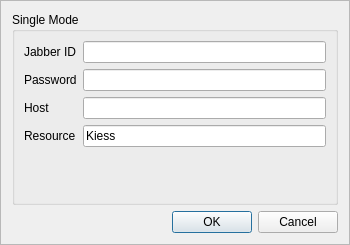
Above: src/gui/kSingleWidget.ui from pasnox/kiess before the change. Below: the same form after it.
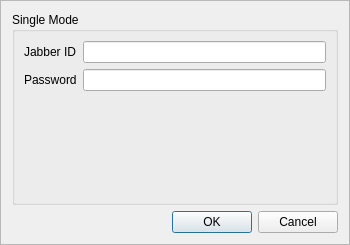
That is the form after the change. Custom widgets are drawn as their Qt base class.

```diff
--- a/src/gui/kSingleWidget.ui
+++ b/src/gui/kSingleWidget.ui
@@ -43,29 +43,9 @@
        </widget>
       </item>
       <item row="1" column="1" >
-       <widget class="QLineEdit" name="lineEdit_2" />
-      </item>
-      <item row="2" column="0" >
-       <widget class="QLabel" name="label_3" >
-        <property name="text" >
-         <string>Host</string>
-        </property>
-       </widget>
-      </item>
-      <item row="2" column="1" >
-       <widget class="QLineEdit" name="lineEdit_3" />
-      </item>
-      <item row="3" column="0" >
-       <widget class="QLabel" name="label_4" >
-        <property name="text" >
-         <string>Resource</string>
-        </property>
-       </widget>
-      </item>
-      <item row="3" column="1" >
-       <widget class="QLineEdit" name="lineEdit_4" >
-        <property name="text" >
-         <string>Kiess</string>
+       <widget class="QLineEdit" name="lePassword" >
+        <property name="echoMode" >
+         <enum>QLineEdit::PasswordEchoOnEdit</enum>
         </property>
        </widget>
       </item>
```
Left out of the diff: 6 changed lines with no effect on the pictures.
